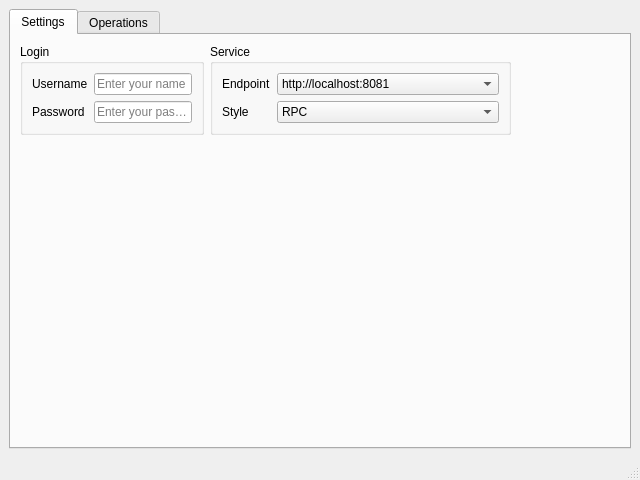
Above: src/client/MainWindow.ui from podsvirov/qtpaypal before the change. Below: the same form after it.
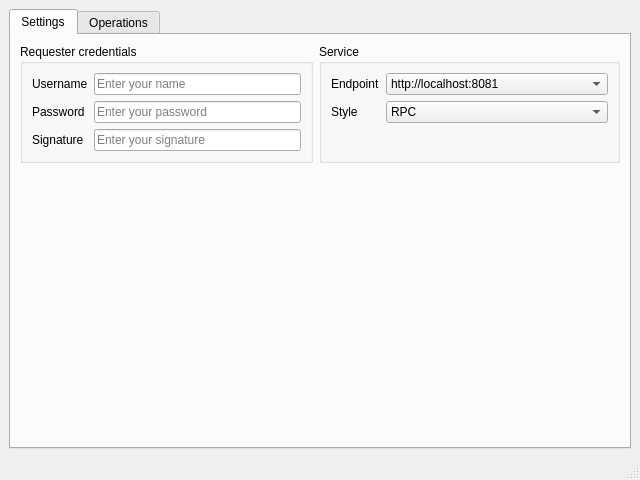
That is the form after the change.

Commit message: Upgrade Login -> RequesterCredentials

Diff of the .ui file:
```diff
--- a/src/client/MainWindow.ui
+++ b/src/client/MainWindow.ui
@@ -26,9 +26,11 @@
        </attribute>
        <layout class="QGridLayout" name="gridLayout_2">
         <item row="0" column="0">
-         <widget class="QGroupBox" name="loginGroupBox">
+         <layout class="QHBoxLayout" name="horizontalLayout_2" stretch="1,0">
+          <item>
+           <widget class="QGroupBox" name="requesterCredentialsGroupBox">
           <property name="title">
-           <string>Login</string>
+             <string>Requester credentials</string>
           </property>
           <layout class="QFormLayout" name="formLayout">
            <item row="0" column="0">
@@ -55,17 +57,37 @@
            <item row="1" column="1">
             <widget class="QLineEdit" name="passwordLineEdit">
              <property name="echoMode">
-              <enum>QLineEdit::Password</enum>
+                <enum>QLineEdit::Normal</enum>
              </property>
              <property name="placeholderText">
               <string>Enter your password</string>
              </property>
             </widget>
            </item>
+             <item row="2" column="0">
+              <widget class="QLabel" name="signatureLabel">
+               <property name="text">
+                <string>Signature</string>
+               </property>
+              </widget>
+             </item>
+             <item row="2" column="1">
+              <widget class="QLineEdit" name="signatureLineEdit">
+               <property name="text">
+                <string/>
+               </property>
+               <property name="echoMode">
+                <enum>QLineEdit::Normal</enum>
+               </property>
+               <property name="placeholderText">
+                <string>Enter your signature</string>
+               </property>
+              </widget>
+             </item>
           </layout>
          </widget>
         </item>
-        <item row="0" column="1">
+          <item>
          <widget class="QGroupBox" name="serviceGroupBox">
           <property name="title">
            <string>Service</string>
@@ -121,20 +143,9 @@
           </layout>
          </widget>
         </item>
-        <item row="0" column="2">
-         <spacer name="horizontalSpacer">
-          <property name="orientation">
-           <enum>Qt::Horizontal</enum>
-          </property>
-          <property name="sizeHint" stdset="0">
-           <size>
-            <width>119</width>
-            <height>20</height>
-           </size>
-          </property>
-         </spacer>
+         </layout>
         </item>
-        <item row="1" column="1">
+        <item row="1" column="0">
          <spacer name="verticalSpacer_2">
           <property name="orientation">
            <enum>Qt::Vertical</enum>
```
Left out of the diff: 22 changed lines with no effect on the pictures. Lines whose indentation alone changed are shown as unchanged. The commit also changes 3 other files.
